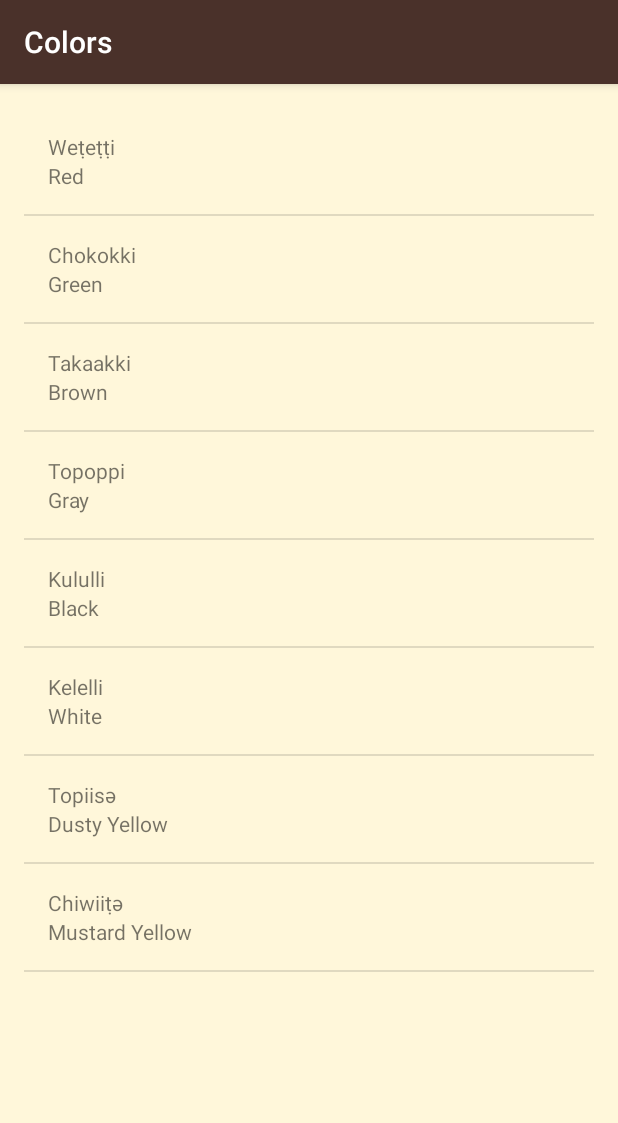
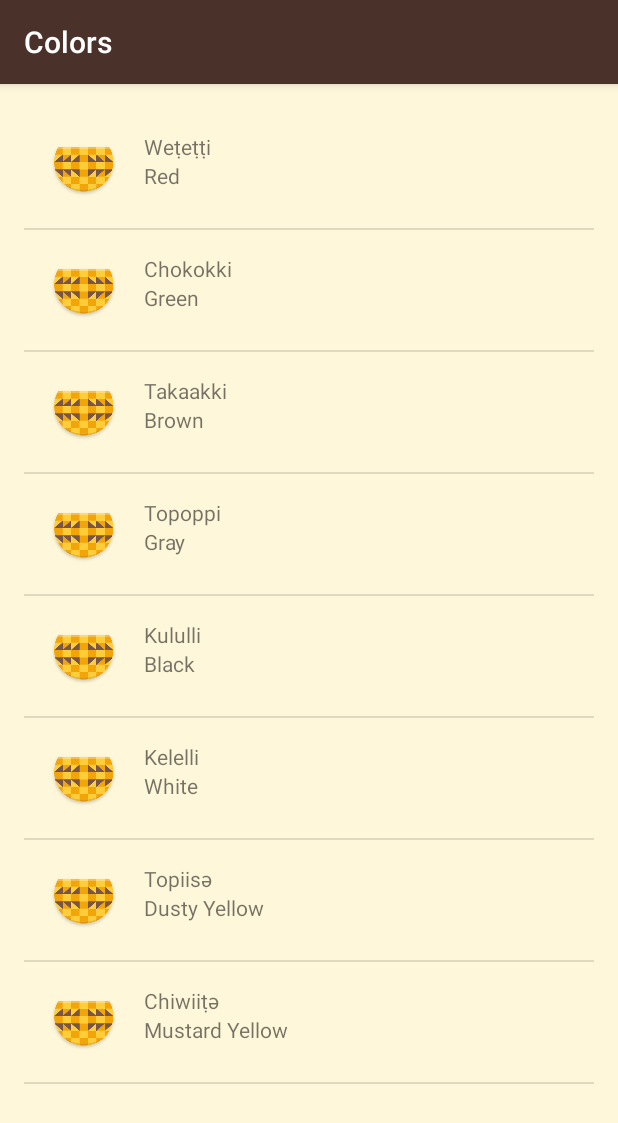
Before and after one commit to glnosg/Miwok, an Android app: the ColorsActivity screen opened directly, with no data from a screen before it, on a phone screen of 412 x 824 dp. Shown: the top 1123 px of the screen. Run offline under Robolectric (Android 15) with nearby library versions, the phone set to English and light mode, and no system bars.

Commit message:
Add imageView to list-item

```diff
--- a/app/src/main/res/layout/list_item.xml
+++ b/app/src/main/res/layout/list_item.xml
@@ -1,11 +1,24 @@
 <?xml version="1.0" encoding="utf-8"?>
+
 <LinearLayout
     xmlns:android="http://schemas.android.com/apk/res/android"
     xmlns:tools="http://schemas.android.com/tools"
+    android:orientation="horizontal"
+    android:layout_width="match_parent"
+    android:layout_height="wrap_content"
+    android:padding="16dp">
+
+    <ImageView
+        android:id="@+id/image"
+        android:layout_width="wrap_content"
+        android:layout_height="wrap_content"
+        android:src="@mipmap/ic_launcher"/>
+
+    <LinearLayout
         android:orientation="vertical"
         android:layout_width="match_parent"
         android:layout_height="wrap_content"
-    android:padding="16dp">
+        android:paddingLeft="16dp">
 
         <TextView
             tools:text="Miwok"
@@ -20,3 +33,5 @@
             android:layout_height="wrap_content" />
 
     </LinearLayout>
+
+</LinearLayout>
```
Lines whose indentation alone changed are shown as unchanged.
